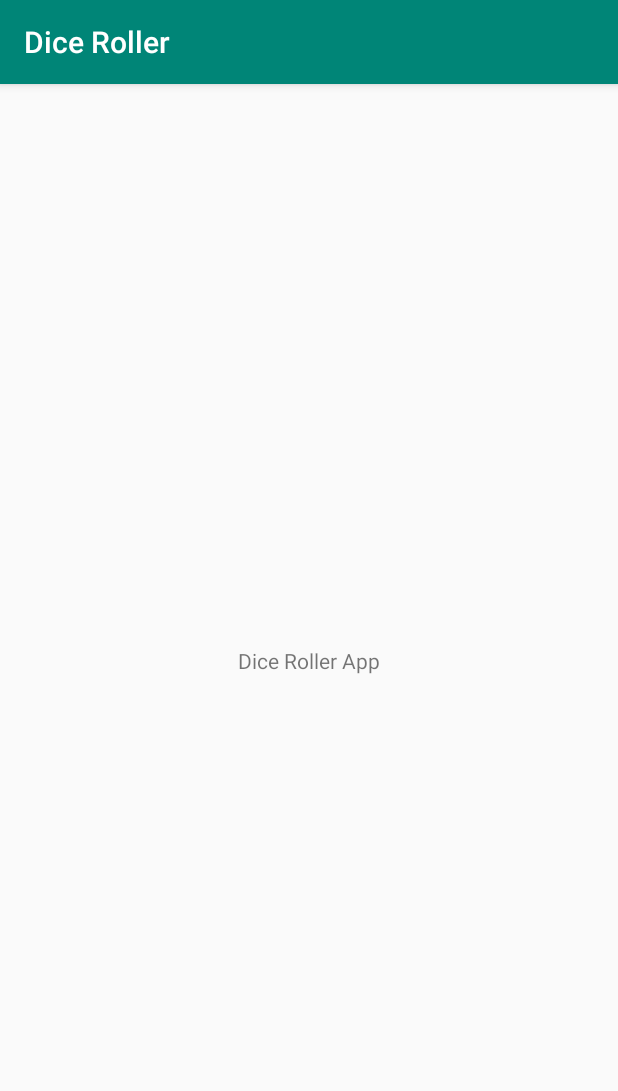
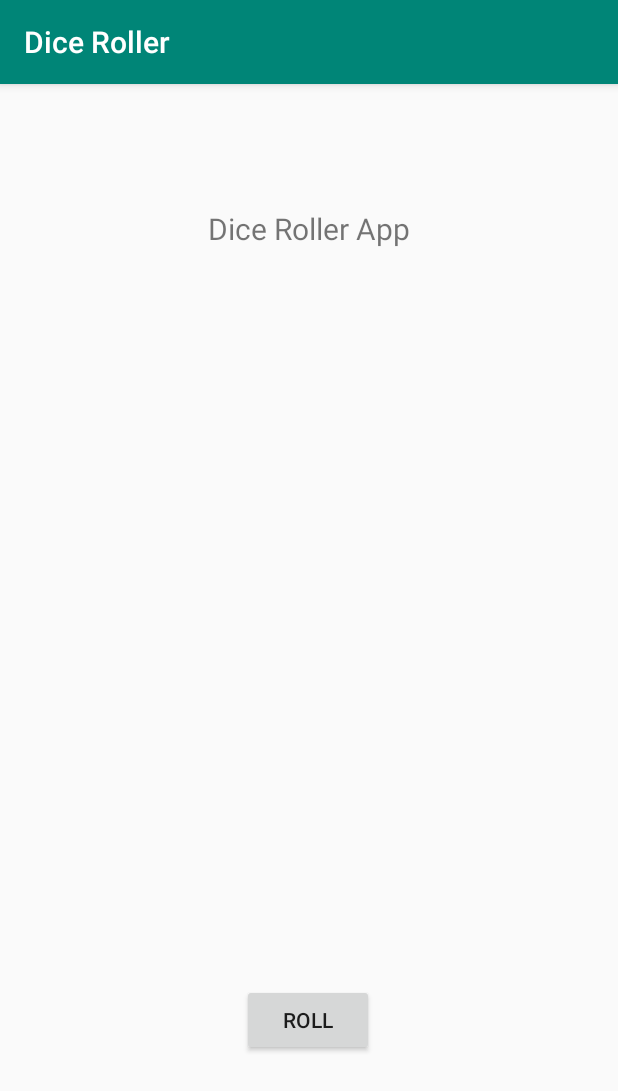
Before and after one commit to saumya04/kotlin-training, an Android app: the screen it shows after launch (MainActivity), on a phone screen of 412 x 824 dp. Shown: the top 1091 px of the screen. Run offline under Robolectric (Android 15) with nearby library versions, the phone set to English and light mode, and no system bars.

Commit message:
ADDED dice-roller app's functionality with views

```diff
--- a/dice-roller/app/build.gradle
+++ b/dice-roller/app/build.gradle
@@ -14,6 +14,7 @@ android {
         versionCode 1
         versionName "1.0"
         testInstrumentationRunner "androidx.test.runner.AndroidJUnitRunner"
+        vectorDrawables.useSupportLibrary = true
     }
     buildTypes {
         release {
--- a/dice-roller/app/src/main/java/com/kotlintraining/diceroller/MainActivity.kt
+++ b/dice-roller/app/src/main/java/com/kotlintraining/diceroller/MainActivity.kt
@@ -2,11 +2,38 @@ package com.kotlintraining.diceroller
 
 import androidx.appcompat.app.AppCompatActivity
 import android.os.Bundle
+import android.widget.Button
+import android.widget.ImageView
+import kotlinx.android.synthetic.main.activity_main.*
+import java.util.*
 
 class MainActivity : AppCompatActivity() {
+
+    lateinit var diceImageView: ImageView;
+    lateinit var diceRollBtn: Button;
 
     override fun onCreate(savedInstanceState: Bundle?) {
         super.onCreate(savedInstanceState)
         setContentView(R.layout.activity_main)
+
+        this.diceImageView = findViewById(R.id.dice_image_view)
+        this.diceRollBtn= findViewById(R.id.roll_button)
+
+        this.diceRollBtn.setOnClickListener { this.rollDice() }
+    }
+
+    private fun rollDice() {
+        this.diceImageView.setImageResource(getRandomDiceNum())
+    }
+
+    private fun getRandomDiceNum(): Int {
+        return when (Random().nextInt(6) + 1) {
+            1 -> R.drawable.dice_1
+            2 -> R.drawable.dice_2
+            3 -> R.drawable.dice_3
+            4 -> R.drawable.dice_4
+            5 -> R.drawable.dice_5
+            else -> R.drawable.dice_6
+        }
     }
 }
--- /dev/null
+++ b/dice-roller/app/src/main/res/drawable/dice_1.xml
@@ -0,0 +1,66 @@
+<!--
+  ~ Copyright 2018, The Android Open Source Project
+  ~
+  ~ Licensed under the Apache License, Version 2.0 (the "License");
+  ~ you may not use this file except in compliance with the License.
+  ~ You may obtain a copy of the License at
+  ~
+  ~     http://www.apache.org/licenses/LICENSE-2.0
+  ~
+  ~ Unless required by applicable law or agreed to in writing, software
+  ~ distributed under the License is distributed on an "AS IS" BASIS,
+  ~ WITHOUT WARRANTIES OR CONDITIONS OF ANY KIND, either express or implied.
+  ~ See the License for the specific language governing permissions and
+  ~ limitations under the License.
+  -->
+
+<vector xmlns:android="http://schemas.android.com/apk/res/android"
+    android:width="200dp"
+    android:height="250dp"
+    android:viewportWidth="800"
+    android:viewportHeight="1000">
+    <path
+        android:fillAlpha="0.5"
+        android:fillColor="#eee"
+        android:pathData="M740.8,635.42c-68.27,90.47 -249.77,201.76 -316,240.63a50.7,50.7 0,0 1,-49.93 0.81c-64.19,-35 -234.09,-133.88 -315.65,-242a14.69,14.69 0,0 1,-0.12 -17.49c77.58,-106.29 159.67,-258.89 341.06,-258.89 182,0 242.19,139.08 340.27,258.88A14.62,14.62 0,0 1,740.8 635.42Z"
+        android:strokeAlpha="0.5" />
+    <path
+        android:fillColor="#bdbdbd"
+        android:pathData="M704.9,630l-294.29,191.06l0,-340.85l294.29,-191.06l0,340.85z" />
+    <path
+        android:fillColor="#e0e0e0"
+        android:pathData="M97.59,630l294.29,191.06l0,-340.85l-294.29,-191.06l0,340.85z" />
+    <path
+        android:fillColor="#f5f5f5"
+        android:pathData="M400.14,464.73l-293.19,-191.45l293.19,-156.31l295.39,156.31l-295.39,191.45z" />
+    <path
+        android:fillColor="#eee"
+        android:pathData="M106.95,273.28l-9.36,15.87l294.29,191.06l8.26,-15.48l-293.19,-191.45z" />
+    <path
+        android:fillColor="#e0e0e0"
+        android:pathData="M695.53,273.28l9.37,15.87l-294.29,191.06l-10.47,-15.48l295.39,-191.45z" />
+    <path
+        android:fillColor="#eee"
+        android:pathData="M391.88,480.21h18.73v340.85h-18.73z" />
+    <path
+        android:fillColor="#f5f5f5"
+        android:pathData="M400.14,464.73l-8.26,15.48l18.73,0l-10.47,-15.48z" />
+    <path
+        android:fillColor="#78c257"
+        android:pathData="M397.45,297.62a16.9,28.71 97.07,1 0,4.16 -33.54a16.9,28.71 97.07,1 0,-4.16 33.54z" />
+    <path
+        android:fillColor="#78c257"
+        android:pathData="M297.17,539.02a30.12,16.11 53.82,1 0,26.01 -19.02a30.12,16.11 53.82,1 0,-26.01 19.02z" />
+    <path
+        android:fillColor="#78c257"
+        android:pathData="M161.96,588.24a30.12,16.11 53.82,1 0,26.01 -19.02a30.12,16.11 53.82,1 0,-26.01 19.02z" />
+    <path
+        android:fillColor="#78c257"
+        android:pathData="M551.15,579.45a30.12,16.11 126.18,1 0,35.56 -48.62a30.12,16.11 126.18,1 0,-35.56 48.62z" />
+    <path
+        android:fillColor="#78c257"
+        android:pathData="M469.12,549.58a30.12,16.11 126.18,1 0,35.56 -48.62a30.12,16.11 126.18,1 0,-35.56 48.62z" />
+    <path
+        android:fillColor="#78c257"
+        android:pathData="M633.17,609.29a30.12,16.11 126.18,1 0,35.56 -48.62a30.12,16.11 126.18,1 0,-35.56 48.62z" />
+</vector>
--- /dev/null
+++ b/dice-roller/app/src/main/res/drawable/dice_2.xml
@@ -0,0 +1,66 @@
+<!--
+  ~ Copyright 2018, The Android Open Source Project
+  ~
+  ~ Licensed under the Apache License, Version 2.0 (the "License");
+  ~ you may not use this file except in compliance with the License.
+  ~ You may obtain a copy of the License at
+  ~
+  ~     http://www.apache.org/licenses/LICENSE-2.0
+  ~
+  ~ Unless required by applicable law or agreed to in writing, software
+  ~ distributed under the License is distributed on an "AS IS" BASIS,
+  ~ WITHOUT WARRANTIES OR CONDITIONS OF ANY KIND, either express or implied.
+  ~ See the License for the specific language governing permissions and
+  ~ limitations under the License.
+  -->
+
+<vector xmlns:android="http://schemas.android.com/apk/res/android"
+    android:width="200dp"
+    android:height="250dp"
+    android:viewportWidth="800"
+    android:viewportHeight="1000">
+    <path
+        android:fillAlpha="0.5"
+        android:fillColor="#eee"
+        android:pathData="M740.8,635.42c-68.27,90.47 -249.77,201.76 -316,240.63a50.7,50.7 0,0 1,-49.93 0.81c-64.19,-35 -234.09,-133.88 -315.65,-242a14.69,14.69 0,0 1,-0.12 -17.49c77.58,-106.29 159.67,-258.89 341.06,-258.89 182,0 242.19,139.08 340.27,258.88A14.62,14.62 0,0 1,740.8 635.42Z"
+        android:strokeAlpha="0.5" />
+    <path
+        android:fillColor="#bdbdbd"
+        android:pathData="M704.9,630l-294.29,191.06l0,-340.85l294.29,-191.06l0,340.85z" />
+    <path
+        android:fillColor="#e0e0e0"
+        android:pathData="M97.59,630l294.29,191.06l0,-340.85l-294.29,-191.06l0,340.85z" />
+    <path
+        android:fillColor="#f5f5f5"
+        android:pathData="M400.14,464.73l-293.19,-191.45l293.19,-156.31l295.39,156.31l-295.39,191.45z" />
+    <path
+        android:fillColor="#eee"
+        android:pathData="M106.95,273.28l-9.36,15.87l294.29,191.06l8.26,-15.48l-293.19,-191.45z" />
+    <path
+        android:fillColor="#e0e0e0"
+        android:pathData="M695.53,273.28l9.37,15.87l-294.29,191.06l-10.47,-15.48l295.39,-191.45z" />
+    <path
+        android:fillColor="#eee"
+        android:pathData="M391.88,480.21h18.73v340.85h-18.73z" />
+    <path
+        android:fillColor="#f5f5f5"
+        android:pathData="M400.14,464.73l-8.26,15.48l18.73,0l-10.47,-15.48z" />
+    <path
+        android:fillColor="#78c257"
+        android:pathData="M520.85,303.25a16.9,28.71 97.07,1 0,4.16 -33.54a16.9,28.71 97.07,1 0,-4.16 33.54z" />
+    <path
+        android:fillColor="#78c257"
+        android:pathData="M273.33,291.99a16.9,28.71 97.07,1 0,4.16 -33.54a16.9,28.71 97.07,1 0,-4.16 33.54z" />
+    <path
+        android:fillColor="#78c257"
+        android:pathData="M229.56,563.64a30.12,16.11 53.82,1 0,26.01 -19.02a30.12,16.11 53.82,1 0,-26.01 19.02z" />
+    <path
+        android:fillColor="#78c257"
+        android:pathData="M311.58,533.77a30.12,16.11 53.82,1 0,26.01 -19.02a30.12,16.11 53.82,1 0,-26.01 19.02z" />
+    <path
+        android:fillColor="#78c257"
+        android:pathData="M147.54,593.49a30.12,16.11 53.82,1 0,26.01 -19.02a30.12,16.11 53.82,1 0,-26.01 19.02z" />
+    <path
+        android:fillColor="#78c257"
+        android:pathData="M551.15,579.45a30.12,16.11 126.18,1 0,35.56 -48.62a30.12,16.11 126.18,1 0,-35.56 48.62z" />
+</vector>
--- /dev/null
+++ b/dice-roller/app/src/main/res/drawable/dice_3.xml
@@ -0,0 +1,66 @@
+<!--
+  ~ Copyright 2018, The Android Open Source Project
+  ~
+  ~ Licensed under the Apache License, Version 2.0 (the "License");
+  ~ you may not use this file except in compliance with the License.
+  ~ You may obtain a copy of the License at
+  ~
+  ~     http://www.apache.org/licenses/LICENSE-2.0
+  ~
+  ~ Unless required by applicable law or agreed to in writing, software
+  ~ distributed under the License is distributed on an "AS IS" BASIS,
+  ~ WITHOUT WARRANTIES OR CONDITIONS OF ANY KIND, either express or implied.
+  ~ See the License for the specific language governing permissions and
+  ~ limitations under the License.
+  -->
+
+<vector xmlns:android="http://schemas.android.com/apk/res/android"
+    android:width="200dp"
+    android:height="250dp"
+    android:viewportWidth="800"
+    android:viewportHeight="1000">
+    <path
+        android:fillAlpha="0.5"
+        android:fillColor="#eee"
+        android:pathData="M740.8,635.42c-68.27,90.47 -249.77,201.76 -316,240.63a50.7,50.7 0,0 1,-49.93 0.81c-64.19,-35 -234.09,-133.88 -315.65,-242a14.69,14.69 0,0 1,-0.12 -17.49c77.58,-106.29 159.67,-258.89 341.06,-258.89 182,0 242.19,139.08 340.27,258.88A14.62,14.62 0,0 1,740.8 635.42Z"
+        android:strokeAlpha="0.5" />
+    <path
+        android:fillColor="#bdbdbd"
+        android:pathData="M704.9,630l-294.29,191.06l0,-340.85l294.29,-191.06l0,340.85z" />
+    <path
+        android:fillColor="#e0e0e0"
+        android:pathData="M97.59,630l294.29,191.06l0,-340.85l-294.29,-191.06l0,340.85z" />
+    <path
+        android:fillColor="#f5f5f5"
+        android:pathData="M400.14,464.73l-293.19,-191.45l293.19,-156.31l295.39,156.31l-295.39,191.45z" />
+    <path
+        android:fillColor="#eee"
+        android:pathData="M106.95,273.28l-9.36,15.87l294.29,191.06l8.26,-15.48l-293.19,-191.45z" />
+    <path
+        android:fillColor="#e0e0e0"
+        android:pathData="M695.53,273.28l9.37,15.87l-294.29,191.06l-10.47,-15.48l295.39,-191.45z" />
+    <path
+        android:fillColor="#eee"
+        android:pathData="M391.88,480.21h18.73v340.85h-18.73z" />
+    <path
+        android:fillColor="#f5f5f5"
+        android:pathData="M400.14,464.73l-8.26,15.48l18.73,0l-10.47,-15.48z" />
+    <path
+        android:fillColor="#78c257"
+        android:pathData="M398.11,297.62a16.9,28.71 97.07,1 0,4.16 -33.54a16.9,28.71 97.07,1 0,-4.16 33.54z" />
+    <path
+        android:fillColor="#78c257"
+        android:pathData="M548.27,304.46a16.9,28.71 97.07,1 0,4.16 -33.54a16.9,28.71 97.07,1 0,-4.16 33.54z" />
+    <path
+        android:fillColor="#78c257"
+        android:pathData="M247.95,290.79a16.9,28.71 97.07,1 0,4.16 -33.54a16.9,28.71 97.07,1 0,-4.16 33.54z" />
+    <path
+        android:fillColor="#78c257"
+        android:pathData="M229.56,563.64a30.12,16.11 53.82,1 0,26.01 -19.02a30.12,16.11 53.82,1 0,-26.01 19.02z" />
+    <path
+        android:fillColor="#78c257"
+        android:pathData="M483.54,554.83a30.12,16.11 126.18,1 0,35.56 -48.62a30.12,16.11 126.18,1 0,-35.56 48.62z" />
+    <path
+        android:fillColor="#78c257"
+        android:pathData="M618.75,604.04a30.12,16.11 126.18,1 0,35.56 -48.62a30.12,16.11 126.18,1 0,-35.56 48.62z" />
+</vector>
--- /dev/null
+++ b/dice-roller/app/src/main/res/drawable/dice_4.xml
@@ -0,0 +1,69 @@
+<!--
+  ~ Copyright 2018, The Android Open Source Project
+  ~
+  ~ Licensed under the Apache License, Version 2.0 (the "License");
+  ~ you may not use this file except in compliance with the License.
+  ~ You may obtain a copy of the License at
+  ~
+  ~     http://www.apache.org/licenses/LICENSE-2.0
+  ~
+  ~ Unless required by applicable law or agreed to in writing, software
+  ~ distributed under the License is distributed on an "AS IS" BASIS,
+  ~ WITHOUT WARRANTIES OR CONDITIONS OF ANY KIND, either express or implied.
+  ~ See the License for the specific language governing permissions and
+  ~ limitations under the License.
+  -->
+
+<vector xmlns:android="http://schemas.android.com/apk/res/android"
+    android:width="200dp"
+    android:height="250dp"
+    android:viewportWidth="800"
+    android:viewportHeight="1000">
+    <path
+        android:fillAlpha="0.5"
+        android:fillColor="#eee"
+        android:pathData="M740.8,635.42c-68.27,90.47 -249.77,201.76 -316,240.63a50.7,50.7 0,0 1,-49.93 0.81c-64.19,-35 -234.09,-133.88 -315.65,-242a14.69,14.69 0,0 1,-0.12 -17.49c77.58,-106.29 159.67,-258.89 341.06,-258.89 182,0 242.19,139.08 340.27,258.88A14.62,14.62 0,0 1,740.8 635.42Z"
+        android:strokeAlpha="0.5" />
+    <path
+        android:fillColor="#bdbdbd"
+        android:pathData="M704.9,630l-294.29,191.06l0,-340.85l294.29,-191.06l0,340.85z" />
+    <path
+        android:fillColor="#e0e0e0"
+        android:pathData="M97.59,630l294.29,191.06l0,-340.85l-294.29,-191.06l0,340.85z" />
+    <path
+        android:fillColor="#f5f5f5"
+        android:pathData="M400.14,464.73l-293.19,-191.45l293.19,-156.31l295.39,156.31l-295.39,191.45z" />
+    <path
+        android:fillColor="#eee"
+        android:pathData="M106.95,273.28l-9.36,15.87l294.29,191.06l8.26,-15.48l-293.19,-191.45z" />
+    <path
+        android:fillColor="#e0e0e0"
+        android:pathData="M695.53,273.28l9.37,15.87l-294.29,191.06l-10.47,-15.48l295.39,-191.45z" />
+    <path
+        android:fillColor="#eee"
+        android:pathData="M391.88,480.21h18.73v340.85h-18.73z" />
+    <path
+        android:fillColor="#f5f5f5"
+        android:pathData="M400.14,464.73l-8.26,15.48l18.73,0l-10.47,-15.48z" />
+    <path
+        android:fillColor="#78c257"
+        android:pathData="M530.08,303.65a16.9,28.71 97.07,1 0,4.16 -33.54a16.9,28.71 97.07,1 0,-4.16 33.54z" />
+    <path
+        android:fillColor="#78c257"
+        android:pathData="M389.68,218.17a16.9,28.71 97.07,1 0,4.16 -33.54a16.9,28.71 97.07,1 0,-4.16 33.54z" />
+    <path
+        android:fillColor="#78c257"
+        android:pathData="M405.35,377.09a16.9,28.71 97.07,1 0,4.16 -33.54a16.9,28.71 97.07,1 0,-4.16 33.54z" />
+    <path
+        android:fillColor="#78c257"
+        android:pathData="M264.95,291.6a16.9,28.71 97.07,1 0,4.16 -33.54a16.9,28.71 97.07,1 0,-4.16 33.54z" />
+    <path
+        android:fillColor="#78c257"
+        android:pathData="M297.17,541.59a30.12,16.11 53.82,1 0,26.01 -19.02a30.12,16.11 53.82,1 0,-26.01 19.02z" />
+    <path
+        android:fillColor="#78c257"
+        android:pathData="M161.96,590.81a30.12,16.11 53.82,1 0,26.01 -19.02a30.12,16.11 53.82,1 0,-26.01 19.02z" />
+    <path
+        android:fillColor="#78c257"
+        android:pathData="M551.15,579.45a30.12,16.11 126.18,1 0,35.56 -48.62a30.12,16.11 126.18,1 0,-35.56 48.62z" />
+</vector>
--- /dev/null
+++ b/dice-roller/app/src/main/res/drawable/dice_5.xml
@@ -0,0 +1,75 @@
+<!--
+  ~ Copyright 2018, The Android Open Source Project
+  ~
+  ~ Licensed under the Apache License, Version 2.0 (the "License");
+  ~ you may not use this file except in compliance with the License.
+  ~ You may obtain a copy of the License at
+  ~
+  ~     http://www.apache.org/licenses/LICENSE-2.0
+  ~
+  ~ Unless required by applicable law or agreed to in writing, software
+  ~ distributed under the License is distributed on an "AS IS" BASIS,
+  ~ WITHOUT WARRANTIES OR CONDITIONS OF ANY KIND, either express or implied.
+  ~ See the License for the specific language governing permissions and
+  ~ limitations under the License.
+  -->
+
+<vector xmlns:android="http://schemas.android.com/apk/res/android"
+    android:width="200dp"
+    android:height="250dp"
+    android:viewportWidth="800"
+    android:viewportHeight="1000">
+    <path
+        android:fillAlpha="0.5"
+        android:fillColor="#eee"
+        android:pathData="M740.8,635.42c-68.27,90.47 -249.77,201.76 -316,240.63a50.7,50.7 0,0 1,-49.93 0.81c-64.19,-35 -234.09,-133.88 -315.65,-242a14.69,14.69 0,0 1,-0.12 -17.49c77.58,-106.29 159.67,-258.89 341.06,-258.89 182,0 242.19,139.08 340.27,258.88A14.62,14.62 0,0 1,740.8 635.42Z"
+        android:strokeAlpha="0.5" />
+    <path
+        android:fillColor="#bdbdbd"
+        android:pathData="M704.9,630l-294.29,191.06l0,-340.85l294.29,-191.06l0,340.85z" />
+    <path
+        android:fillColor="#e0e0e0"
+        android:pathData="M97.59,630l294.29,191.06l0,-340.85l-294.29,-191.06l0,340.85z" />
+    <path
+        android:fillColor="#f5f5f5"
+        android:pathData="M400.14,464.73l-293.19,-191.45l293.19,-156.31l295.39,156.31l-295.39,191.45z" />
+    <path
+        android:fillColor="#eee"
+        android:pathData="M106.95,273.28l-9.36,15.87l294.29,191.06l8.26,-15.48l-293.19,-191.45z" />
+    <path
+        android:fillColor="#e0e0e0"
+        android:pathData="M695.53,273.28l9.37,15.87l-294.29,191.06l-10.47,-15.48l295.39,-191.45z" />
+    <path
+        android:fillColor="#eee"
+        android:pathData="M391.88,480.21h18.73v340.85h-18.73z" />
+    <path
+        android:fillColor="#f5f5f5"
+        android:pathData="M400.14,464.73l-8.26,15.48l18.73,0l-10.47,-15.48z" />
+    <path
+        android:fillColor="#78c257"
+        android:pathData="M397.05,297.63a16.9,28.71 97.07,1 0,4.16 -33.54a16.9,28.71 97.07,1 0,-4.16 33.54z" />
+    <path
+        android:fillColor="#78c257"
+        android:pathData="M547.21,304.45a16.9,28.71 97.07,1 0,4.16 -33.54a16.9,28.71 97.07,1 0,-4.16 33.54z" />
+    <path
+        android:fillColor="#78c257"
+        android:pathData="M388.17,207.62a16.9,28.71 97.07,1 0,4.16 -33.54a16.9,28.71 97.07,1 0,-4.16 33.54z" />
+    <path
+        android:fillColor="#78c257"
+        android:pathData="M405.93,387.62a16.9,28.71 97.07,1 0,4.16 -33.54a16.9,28.71 97.07,1 0,-4.16 33.54z" />
+    <path
+        android:fillColor="#78c257"
+        android:pathData="M246.89,290.79a16.9,28.71 97.07,1 0,4.16 -33.54a16.9,28.71 97.07,1 0,-4.16 33.54z" />
+    <path
+        android:fillColor="#78c257"
+        android:pathData="M229.56,563.64a30.12,16.11 53.82,1 0,26.01 -19.02a30.12,16.11 53.82,1 0,-26.01 19.02z" />
+    <path
+        android:fillColor="#78c257"
+        android:pathData="M551.15,579.45a30.12,16.11 126.18,1 0,35.56 -48.62a30.12,16.11 126.18,1 0,-35.56 48.62z" />
+    <path
+        android:fillColor="#78c257"
+        android:pathData="M469.12,549.58a30.12,16.11 126.18,1 0,35.56 -48.62a30.12,16.11 126.18,1 0,-35.56 48.62z" />
+    <path
+        android:fillColor="#78c257"
+        android:pathData="M633.17,609.29a30.12,16.11 126.18,1 0,35.56 -48.62a30.12,16.11 126.18,1 0,-35.56 48.62z" />
+</vector>
--- /dev/null
+++ b/dice-roller/app/src/main/res/drawable/dice_6.xml
@@ -0,0 +1,81 @@
+<!--
+  ~ Copyright 2018, The Android Open Source Project
+  ~
+  ~ Licensed under the Apache License, Version 2.0 (the "License");
+  ~ you may not use this file except in compliance with the License.
+  ~ You may obtain a copy of the License at
+  ~
+  ~     http://www.apache.org/licenses/LICENSE-2.0
+  ~
+  ~ Unless required by applicable law or agreed to in writing, software
+  ~ distributed under the License is distributed on an "AS IS" BASIS,
+  ~ WITHOUT WARRANTIES OR CONDITIONS OF ANY KIND, either express or implied.
+  ~ See the License for the specific language governing permissions and
+  ~ limitations under the License.
+  -->
+
+<vector xmlns:android="http://schemas.android.com/apk/res/android"
+    android:width="200dp"
+    android:height="250dp"
+    android:viewportWidth="800"
+    android:viewportHeight="1000">
+    <path
+        android:fillAlpha="0.5"
+        android:fillColor="#eee"
+        android:pathData="M740.8,635.42c-68.27,90.47 -249.77,201.76 -316,240.63a50.7,50.7 0,0 1,-49.93 0.81c-64.19,-35 -234.09,-133.88 -315.65,-242a14.69,14.69 0,0 1,-0.12 -17.49c77.58,-106.29 159.67,-258.89 341.06,-258.89 182,0 242.19,139.08 340.27,258.88A14.62,14.62 0,0 1,740.8 635.42Z"
+        android:strokeAlpha="0.5" />
+    <path
+        android:fillColor="#bdbdbd"
+        android:pathData="M704.9,630l-294.29,191.06l0,-340.85l294.29,-191.06l0,340.85z" />
+    <path
+        android:fillColor="#e0e0e0"
+        android:pathData="M97.59,630l294.29,191.06l0,-340.85l-294.29,-191.06l0,340.85z" />
+    <path
+        android:fillColor="#f5f5f5"
+        android:pathData="M400.14,464.73l-293.19,-191.45l293.19,-156.31l295.39,156.31l-295.39,191.45z" />
+    <path
+        android:fillColor="#eee"
+        android:pathData="M106.95,273.28l-9.36,15.87l294.29,191.06l8.26,-15.48l-293.19,-191.45z" />
+    <path
+        android:fillColor="#e0e0e0"
+        android:pathData="M695.53,273.28l9.37,15.87l-294.29,191.06l-10.47,-15.48l295.39,-191.45z" />
+    <path
+        android:fillColor="#eee"
+        android:pathData="M391.88,480.21h18.73v340.85h-18.73z" />
+    <path
+        android:fillColor="#f5f5f5"
+        android:pathData="M400.14,464.73l-8.26,15.48l18.73,0l-10.47,-15.48z" />
+    <path
+        android:fillColor="#78c257"
+        android:pathData="M326.53,254.89a16.9,28.71 97.07,1 0,4.16 -33.54a16.9,28.71 97.07,1 0,-4.16 33.54z" />
+    <path
+        android:fillColor="#78c257"
+        android:pathData="M537.57,298.78a16.9,28.71 97.07,1 0,4.16 -33.54a16.9,28.71 97.07,1 0,-4.16 33.54z" />
+    <path
+        android:fillColor="#78c257"
+        android:pathData="M397.17,213.3a16.9,28.71 97.07,1 0,4.16 -33.54a16.9,28.71 97.07,1 0,-4.16 33.54z" />
+    <path
+        android:fillColor="#78c257"
+        android:pathData="M396.31,381.95a16.9,28.71 97.07,1 0,4.16 -33.54a16.9,28.71 97.07,1 0,-4.16 33.54z" />
+    <path
+        android:fillColor="#78c257"
+        android:pathData="M255.91,296.47a16.9,28.71 97.07,1 0,4.16 -33.54a16.9,28.71 97.07,1 0,-4.16 33.54z" />
+    <path
+        android:fillColor="#78c257"
+        android:pathData="M466.93,340.37a16.9,28.71 97.07,1 0,4.16 -33.54a16.9,28.71 97.07,1 0,-4.16 33.54z" />
+    <path
+        android:fillColor="#78c257"
+        android:pathData="M230,563.64a30.12,16.11 53.82,1 0,26.01 -19.02a30.12,16.11 53.82,1 0,-26.01 19.02z" />
+    <path
+        android:fillColor="#78c257"
+        android:pathData="M312.02,533.78a30.12,16.11 53.82,1 0,26.01 -19.02a30.12,16.11 53.82,1 0,-26.01 19.02z" />
+    <path
+        android:fillColor="#78c257"
+        android:pathData="M147.96,593.48a30.12,16.11 53.82,1 0,26.01 -19.02a30.12,16.11 53.82,1 0,-26.01 19.02z" />
+    <path
+        android:fillColor="#78c257"
+        android:pathData="M483.54,554.83a30.12,16.11 126.18,1 0,35.56 -48.62a30.12,16.11 126.18,1 0,-35.56 48.62z" />
+    <path
+        android:fillColor="#78c257"
+        android:pathData="M618.75,604.04a30.12,16.11 126.18,1 0,35.56 -48.62a30.12,16.11 126.18,1 0,-35.56 48.62z" />
+</vector>
--- /dev/null
+++ b/dice-roller/app/src/main/res/drawable/empty_dice.xml
@@ -0,0 +1,27 @@
+<!--
+  ~ Copyright 2018, The Android Open Source Project
+  ~
+  ~ Licensed under the Apache License, Version 2.0 (the "License");
+  ~ you may not use this file except in compliance with the License.
+  ~ You may obtain a copy of the License at
+  ~
+  ~     http://www.apache.org/licenses/LICENSE-2.0
+  ~
+  ~ Unless required by applicable law or agreed to in writing, software
+  ~ distributed under the License is distributed on an "AS IS" BASIS,
+  ~ WITHOUT WARRANTIES OR CONDITIONS OF ANY KIND, either express or implied.
+  ~ See the License for the specific language governing permissions and
+  ~ limitations under the License.
+  -->
+
+<vector xmlns:android="http://schemas.android.com/apk/res/android"
+    android:width="200dp"
+    android:height="250dp"
+    android:viewportWidth="800"
+    android:viewportHeight="1000">
+
+    <path
+        android:fillColor="#00000000"
+        android:pathData="M0,0l0,0z" />
+
+</vector>
--- a/dice-roller/app/src/main/res/layout/activity_main.xml
+++ b/dice-roller/app/src/main/res/layout/activity_main.xml
@@ -8,12 +8,33 @@
         tools:context=".MainActivity">
 
     <TextView
+            android:textSize="20sp"
             android:layout_width="wrap_content"
             android:layout_height="wrap_content"
             android:text="@string/main_screen_text"
             app:layout_constraintBottom_toBottomOf="parent"
             app:layout_constraintLeft_toLeftOf="parent"
             app:layout_constraintRight_toRightOf="parent"
-            app:layout_constraintTop_toTopOf="parent"/>
+            app:layout_constraintTop_toTopOf="parent"
+            android:id="@+id/textView" app:layout_constraintVertical_bias="0.112"/>
+    <Button
+            android:text="@string/roll_button_name"
+            android:layout_width="wrap_content"
+            android:layout_height="wrap_content"
+            android:id="@+id/roll_button" app:layout_constraintStart_toStartOf="parent" android:layout_marginLeft="8dp"
+            android:layout_marginStart="8dp" app:layout_constraintEnd_toEndOf="parent" android:layout_marginEnd="8dp"
+            android:layout_marginRight="8dp"
+            app:layout_constraintHorizontal_bias="0.498" android:layout_marginBottom="120dp"
+            app:layout_constraintBottom_toBottomOf="parent"/>
+    <ImageView
+            android:layout_width="wrap_content"
+            android:layout_height="wrap_content" app:srcCompat="@drawable/empty_dice"
+            android:id="@+id/dice_image_view"
+            app:layout_constraintStart_toStartOf="parent" android:layout_marginLeft="8dp"
+            android:layout_marginStart="8dp" app:layout_constraintEnd_toEndOf="parent" android:layout_marginEnd="8dp"
+            android:layout_marginRight="8dp"
+            app:layout_constraintHorizontal_bias="0.497"
+            android:layout_marginTop="8dp" app:layout_constraintTop_toTopOf="parent" android:layout_marginBottom="8dp"
+            app:layout_constraintBottom_toBottomOf="parent" android:contentDescription="TODO"/>
 
 </androidx.constraintlayout.widget.ConstraintLayout>
--- a/dice-roller/app/src/main/res/values/strings.xml
+++ b/dice-roller/app/src/main/res/values/strings.xml
@@ -1,4 +1,5 @@
 <resources>
     <string name="app_name">Dice Roller</string>
     <string name="main_screen_text">Dice Roller App</string>
+    <string name="roll_button_name">ROLL</string>
 </resources>
```
